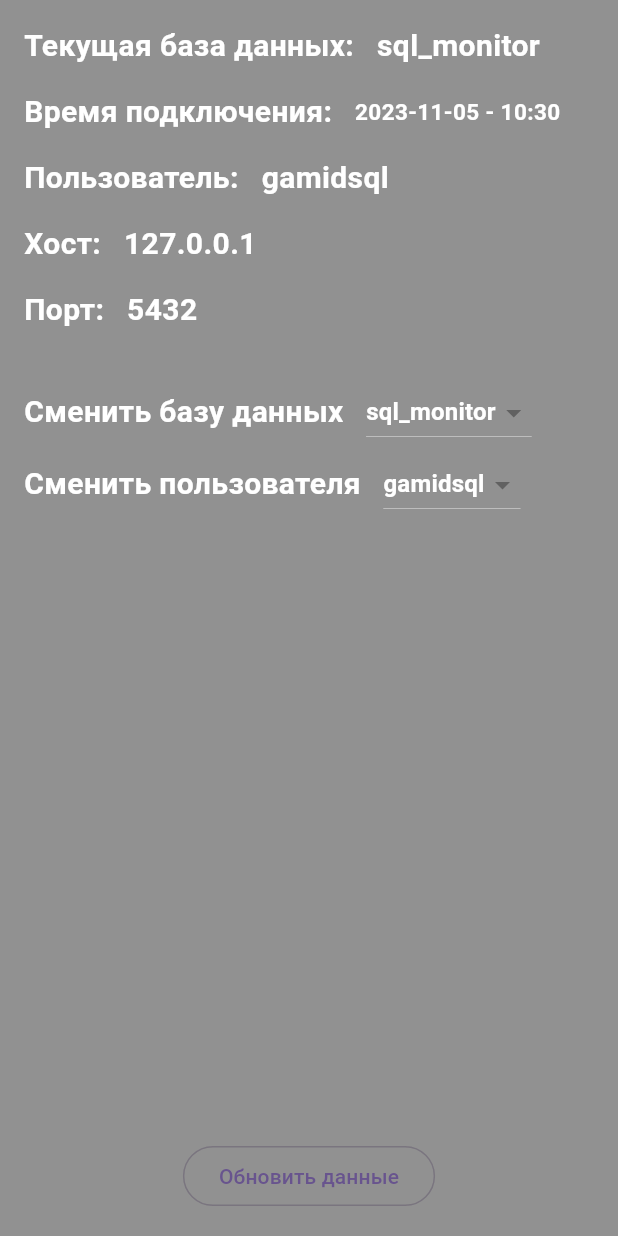
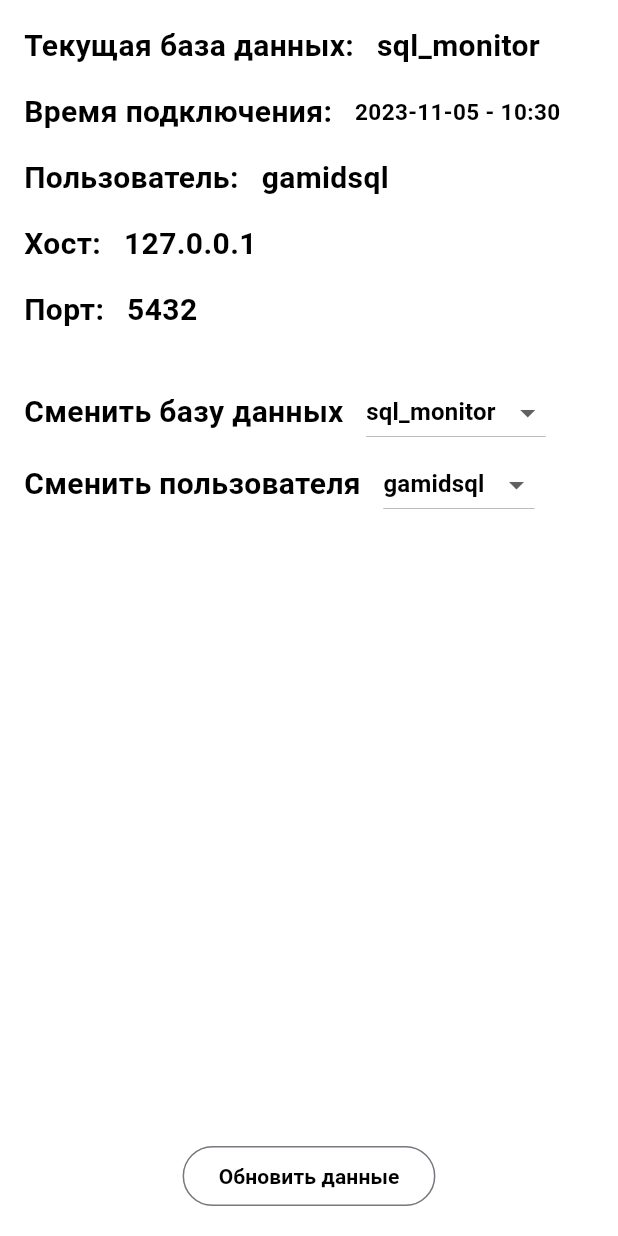
Before and after one commit to wlqoh/db_monitor, a Flutter app: the screen it shows after launch, on a phone screen of 412 x 824 dp. Run offline on Flutter 3.47's test engine with Material 3 defaults, Android fonts, the phone set to English and light mode, and no system bars.

Commit message:
changed colors

```diff
--- a/lib/page.dart
+++ b/lib/page.dart
@@ -14,7 +14,13 @@ class _PageWidgetState extends State<PageWidget> {
         value: "sql_monitor",
         child: Text(
           "sql_monitor",
-          style: TextStyle(color: Colors.white,fontWeight: FontWeight.bold),
+          style: TextStyle(color: Colors.black,fontWeight: FontWeight.bold),
+        )),
+    DropdownMenuItem(
+        value: "sql_monitor2",
+        child: Text(
+          "sql_monitor2",
+          style: TextStyle(color: Colors.black,fontWeight: FontWeight.bold),
         )),
   ];
   List<DropdownMenuItem<String>> users = const [
@@ -22,7 +28,13 @@ class _PageWidgetState extends State<PageWidget> {
         value: "gamidsql",
         child: Text(
           "gamidsql",
-          style: TextStyle(color: Colors.white, fontWeight: FontWeight.bold),
+          style: TextStyle(color: Colors.black, fontWeight: FontWeight.bold),
+        )),
+    DropdownMenuItem(
+        value: "gamidsql2",
+        child: Text(
+          "gamidsql2",
+          style: TextStyle(color: Colors.black, fontWeight: FontWeight.bold),
         )),
   ];
   String selectedDb = 'sql_monitor';
@@ -33,7 +45,7 @@ class _PageWidgetState extends State<PageWidget> {
     DateTime now = DateTime.now();
     String formattedDate = DateFormat('yyyy-MM-dd - kk:mm').format(now);
     return Scaffold(
-      backgroundColor: const Color.fromRGBO(36, 36, 36, 0.5),
+      backgroundColor: Colors.white,
       body: SafeArea(
         child: Padding(
           padding: const EdgeInsets.all(16.0),
@@ -46,7 +58,7 @@ class _PageWidgetState extends State<PageWidget> {
                     style: TextStyle(
                       fontWeight: FontWeight.bold,
                       fontSize: 20,
-                      color: Colors.white,
+                      color: Colors.black,
                     ),
                   ),
                   const SizedBox(width: 10),
@@ -55,7 +67,7 @@ class _PageWidgetState extends State<PageWidget> {
                     style: const TextStyle(
                       fontWeight: FontWeight.bold,
                       fontSize: 20,
-                      color: Colors.white,
+                      color: Colors.black,
                     ),
                   ),
                 ],
@@ -68,7 +80,7 @@ class _PageWidgetState extends State<PageWidget> {
                     style: TextStyle(
                       fontWeight: FontWeight.bold,
                       fontSize: 20,
-                      color: Colors.white,
+                      color: Colors.black,
                     ),
                   ),
                   const SizedBox(width: 10),
@@ -77,7 +89,7 @@ class _PageWidgetState extends State<PageWidget> {
                     style: const TextStyle(
                       fontWeight: FontWeight.bold,
                       fontSize: 15,
-                      color: Colors.white,
+                      color: Colors.black,
                     ),
                   ),
                 ],
@@ -90,7 +102,7 @@ class _PageWidgetState extends State<PageWidget> {
                     style: TextStyle(
                       fontWeight: FontWeight.bold,
                       fontSize: 20,
-                      color: Colors.white,
+                      color: Colors.black,
                     ),
                   ),
                   const SizedBox(width: 10),
@@ -99,7 +111,7 @@ class _PageWidgetState extends State<PageWidget> {
                     style: const TextStyle(
                       fontWeight: FontWeight.bold,
                       fontSize: 20,
-                      color: Colors.white,
+                      color: Colors.black,
                     ),
                   ),
                 ],
@@ -112,7 +124,7 @@ class _PageWidgetState extends State<PageWidget> {
                     style: TextStyle(
                       fontWeight: FontWeight.bold,
                       fontSize: 20,
-                      color: Colors.white,
+                      color: Colors.black,
                     ),
                   ),
                   SizedBox(width: 10),
@@ -121,7 +133,7 @@ class _PageWidgetState extends State<PageWidget> {
                     style: TextStyle(
                       fontWeight: FontWeight.bold,
                       fontSize: 20,
-                      color: Colors.white,
+                      color: Colors.black,
                     ),
                   ),
                 ],
@@ -134,7 +146,7 @@ class _PageWidgetState extends State<PageWidget> {
                     style: TextStyle(
                       fontWeight: FontWeight.bold,
                       fontSize: 20,
-                      color: Colors.white,
+                      color: Colors.black,
                     ),
                   ),
                   SizedBox(width: 10),
@@ -143,7 +155,7 @@ class _PageWidgetState extends State<PageWidget> {
                     style: TextStyle(
                       fontWeight: FontWeight.bold,
                       fontSize: 20,
-                      color: Colors.white,
+                      color: Colors.black,
                     ),
                   ),
                 ],
@@ -156,12 +168,12 @@ class _PageWidgetState extends State<PageWidget> {
                     style: TextStyle(
                       fontWeight: FontWeight.bold,
                       fontSize: 20,
-                      color: Colors.white,
+                      color: Colors.black,
                     ),
                   ),
                   const SizedBox(width: 15),
                   DropdownButton(
-                      dropdownColor: const Color.fromRGBO(36, 36, 36, 0.5),
+                      dropdownColor: Colors.white,
                       value: selectedDb,
                       onChanged: (String? newValue) {
                         setState(() {
@@ -178,12 +190,12 @@ class _PageWidgetState extends State<PageWidget> {
                     style: TextStyle(
                       fontWeight: FontWeight.bold,
                       fontSize: 20,
-                      color: Colors.white,
+                      color: Colors.black,
                     ),
                   ),
                   const SizedBox(width: 15),
                   DropdownButton(
-                      dropdownColor: const Color.fromRGBO(36, 36, 36, 0.5),
+                      dropdownColor: Colors.white,
                       value: selectedUser,
                       onChanged: (String? newValue) {
                         setState(() {
@@ -201,7 +213,7 @@ class _PageWidgetState extends State<PageWidget> {
                           DateFormat('yyyy-MM-dd - kk:mm').format(now);
                     });
                   },
-                  child: const Text('Обновить данные'))
+                  child: const Text('Обновить данные', style: TextStyle(fontWeight: FontWeight.bold, color: Colors.black),))
             ],
           ),
         ),
```
